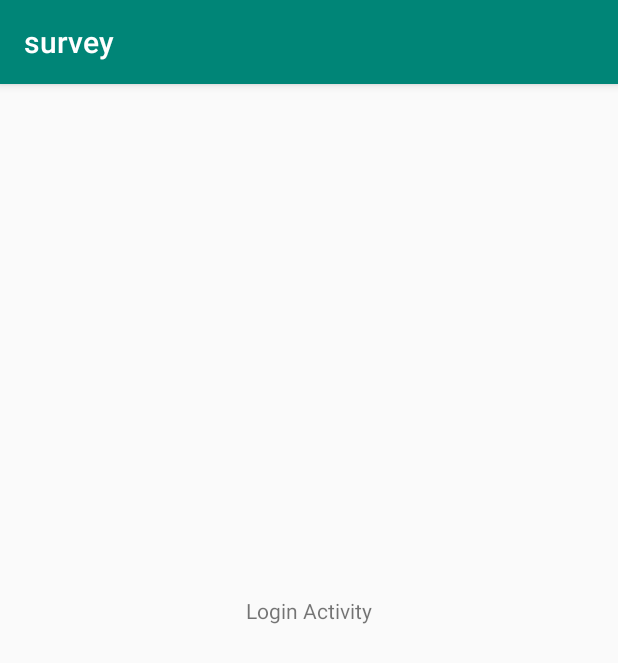
After one commit to NotTheAniket/survey-app, an Android app: the LoginActivity screen opened directly, with no data from a screen before it, on a phone screen of 412 x 824 dp. The commit adds this screen. Shown: the top 663 px of the screen. Run offline under Robolectric (Android 15) with nearby library versions, the phone set to English and light mode, and no system bars.

Commit message:
added login activity

```diff
--- a/app/build.gradle
+++ b/app/build.gradle
@@ -25,4 +25,5 @@ dependencies {
     testImplementation 'junit:junit:4.12'
     androidTestImplementation 'com.android.support.test:runner:1.0.2'
     androidTestImplementation 'com.android.support.test.espresso:espresso-core:3.0.2'
+    implementation 'com.android.support:design:27.1.1'
 }
--- a/app/src/main/AndroidManifest.xml
+++ b/app/src/main/AndroidManifest.xml
@@ -9,7 +9,8 @@
         android:roundIcon="@mipmap/ic_launcher_round"
         android:supportsRtl="true"
         android:theme="@style/AppTheme">
-        <activity android:name=".activities.SplashActivity"></activity>
+        <activity android:name=".activities.LoginActivity"></activity>
+        <activity android:name=".activities.SplashActivity" />
         <activity android:name=".MainActivity">
             <intent-filter>
                 <action android:name="android.intent.action.MAIN" />
--- /dev/null
+++ b/app/src/main/java/com/netlify/helloapp/survey/activities/LoginActivity.java
@@ -0,0 +1,15 @@
+package com.netlify.helloapp.survey.activities;
+
+import android.support.v7.app.AppCompatActivity;
+import android.os.Bundle;
+
+import com.netlify.helloapp.survey.R;
+
+public class LoginActivity extends AppCompatActivity {
+
+    @Override
+    protected void onCreate(Bundle savedInstanceState) {
+        super.onCreate(savedInstanceState);
+        setContentView(R.layout.activity_login);
+    }
+}
--- /dev/null
+++ b/app/src/main/res/layout/activity_login.xml
@@ -0,0 +1,24 @@
+<?xml version="1.0" encoding="utf-8"?>
+<android.support.constraint.ConstraintLayout xmlns:android="http://schemas.android.com/apk/res/android"
+    xmlns:app="http://schemas.android.com/apk/res-auto"
+    xmlns:tools="http://schemas.android.com/tools"
+    android:layout_width="match_parent"
+    android:layout_height="match_parent"
+    tools:context=".activities.LoginActivity">
+
+    <TextView
+        android:id="@+id/textView"
+        android:layout_width="wrap_content"
+        android:layout_height="wrap_content"
+        android:layout_marginStart="176dp"
+        android:layout_marginLeft="176dp"
+        android:layout_marginTop="323dp"
+        android:layout_marginEnd="176dp"
+        android:layout_marginRight="176dp"
+        android:layout_marginBottom="389dp"
+        android:text="Login Activity"
+        app:layout_constraintBottom_toBottomOf="parent"
+        app:layout_constraintEnd_toEndOf="parent"
+        app:layout_constraintStart_toStartOf="parent"
+        app:layout_constraintTop_toTopOf="parent" />
+</android.support.constraint.ConstraintLayout>
```
Also changed, not shown: app/src/main/res/layout/activity_splash.xml (+14 -0 lines).
